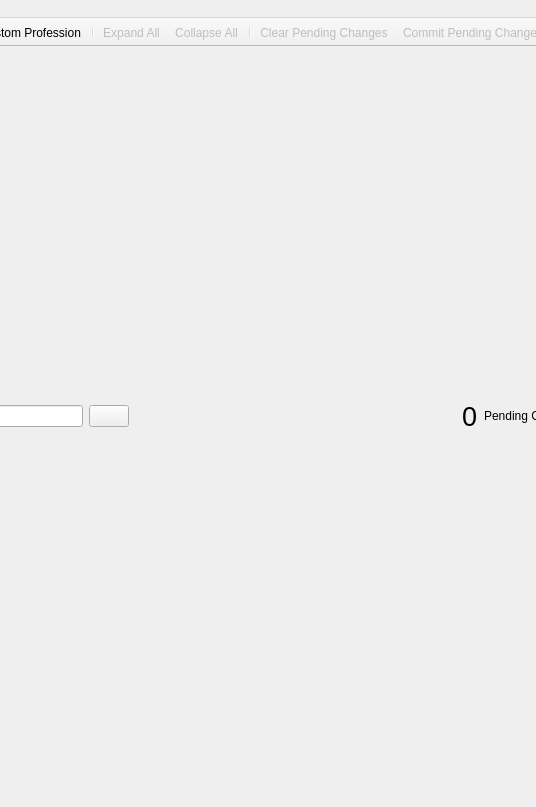
First picture: the form in ui/mainwindow.ui, repository Dwarf-Therapist/Dwarf-Therapist, before the edit; both pictures show x 254 to 790 and y 0 to 807 of the 1129 by 807 pixel window.
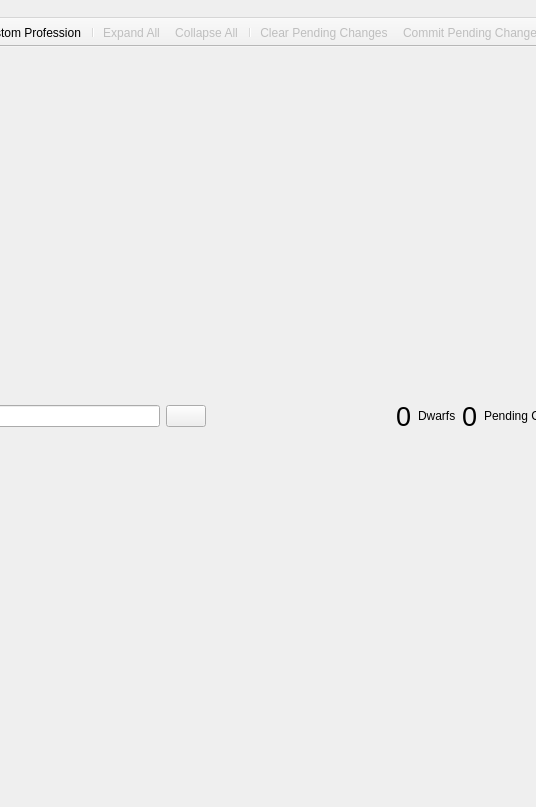
Second picture: the form after the edit. Icons and pictures are not drawn.

Diff of the .ui file:
```diff
--- a/ui/mainwindow.ui
+++ b/ui/mainwindow.ui
@@ -26,7 +26,7 @@
   <widget class="QWidget" name="main_widget">
    <layout class="QVBoxLayout" name="v_box">
     <item>
-     <layout class="QHBoxLayout" name="horizontalLayout" stretch="0,0,0,0,0,10,0,0">
+     <layout class="QHBoxLayout" name="horizontalLayout">
       <item>
        <widget class="QLabel" name="lbl_group_by">
         <property name="text">
@@ -98,6 +98,25 @@
         </property>
        </spacer>
       </item>
+      <item>
+       <widget class="QLabel" name="lbl_dwarf_total">
+        <property name="font">
+         <font>
+          <pointsize>20</pointsize>
+         </font>
+        </property>
+        <property name="text">
+         <string>0</string>
+        </property>
+       </widget>
+      </item>
+      <item>
+       <widget class="QLabel" name="lbl_pending_changes_lbl_2">
+        <property name="text">
+         <string>Dwarfs</string>
+        </property>
+       </widget>
+      </item>
       <item>
        <widget class="QLabel" name="lbl_pending_changes">
         <property name="font">
```
